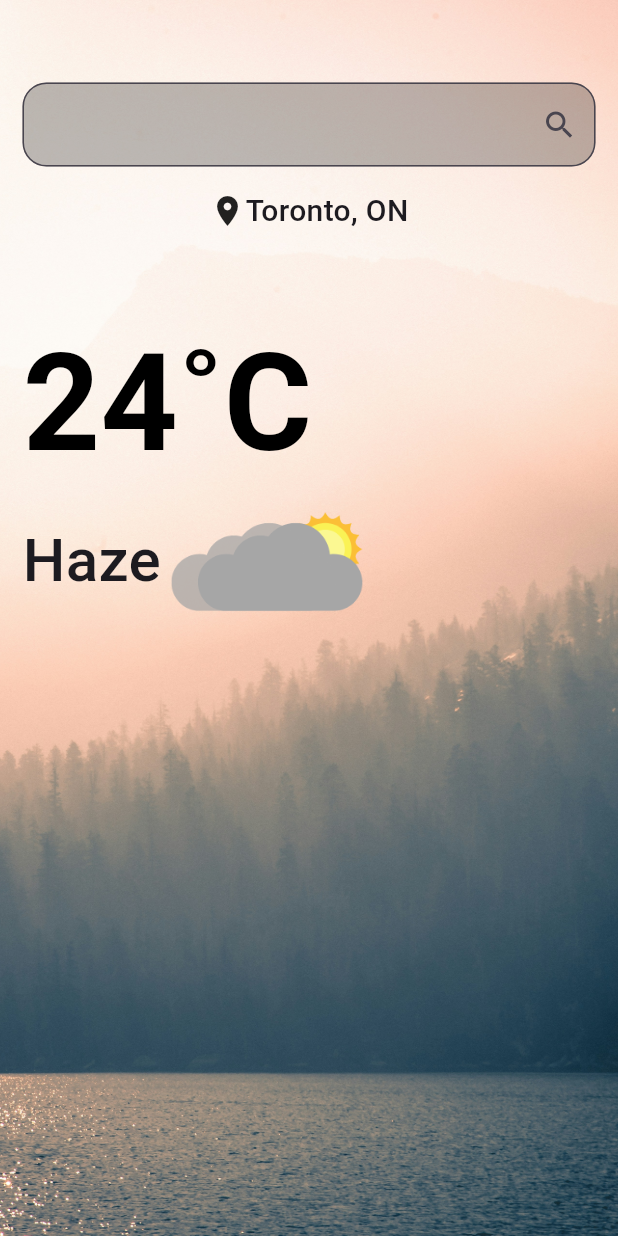
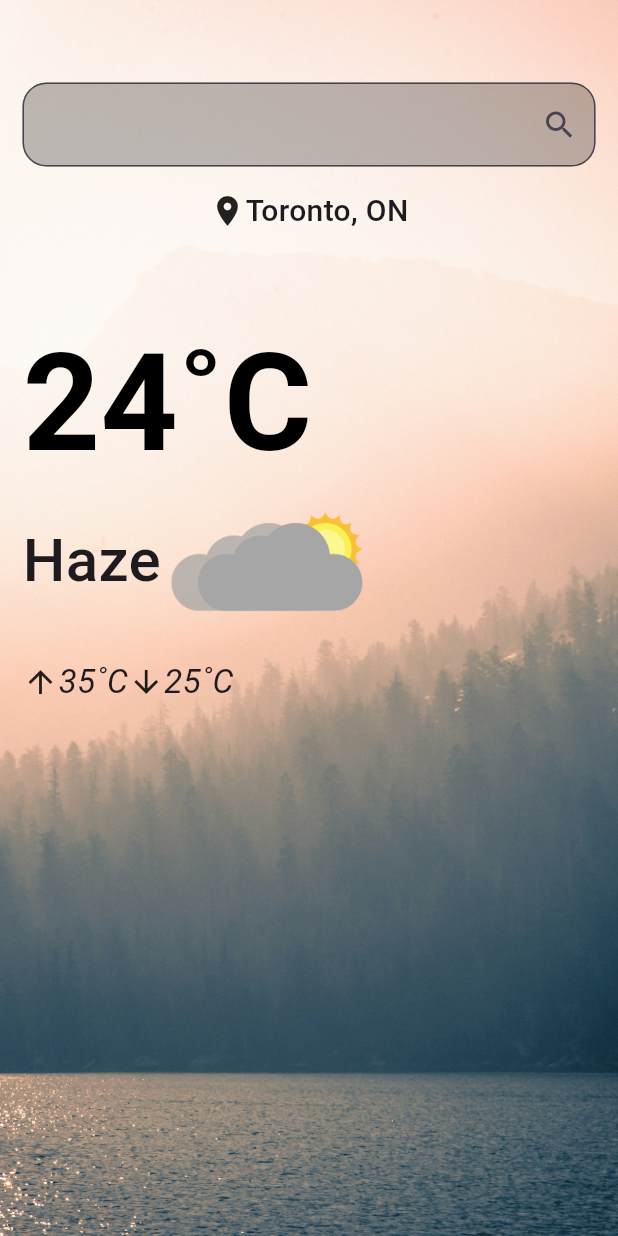
Before and after one commit to S0han/weather_app_flutter, a Flutter app: the screen it shows after launch, on a phone screen of 412 x 824 dp. Run offline on Flutter 3.47's test engine with Material 3 defaults, Android fonts, the phone set to English and light mode, and no system bars.

Commit message:
add: daily high and low temp

```diff
--- a/lib/main.dart
+++ b/lib/main.dart
@@ -84,6 +84,20 @@ class WeatherPageState extends State<WeatherPage> {
                           height: 80,
                         )
                     ]),
+                  SizedBox(height: 25),
+                  Row(
+                    children: [
+                      const Icon(Icons.arrow_upward),
+                      Text(
+                        '35˚C',
+                        style: TextStyle(fontSize: 22, fontStyle: FontStyle.italic),
+                      ),
+                      const Icon(Icons.arrow_downward),
+                      Text(
+                        '25˚C',
+                        style: TextStyle(fontSize: 22, fontStyle: FontStyle.italic),
+                      ),
+                  ]),
                 ],),)
           ),
         ],
```
